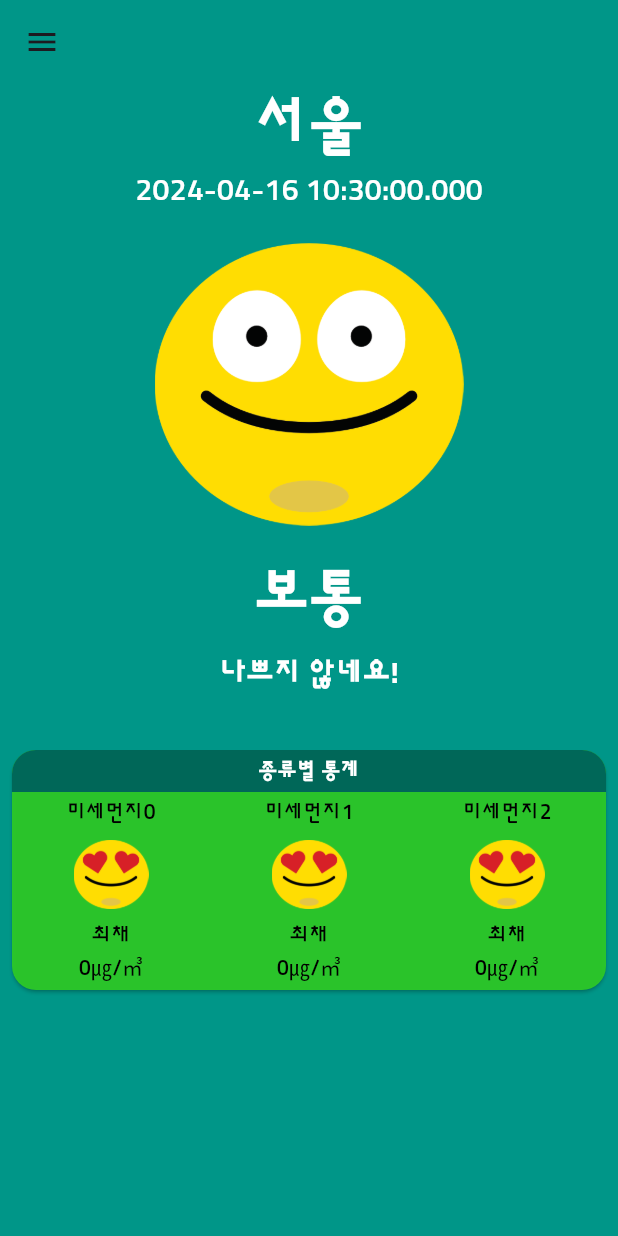
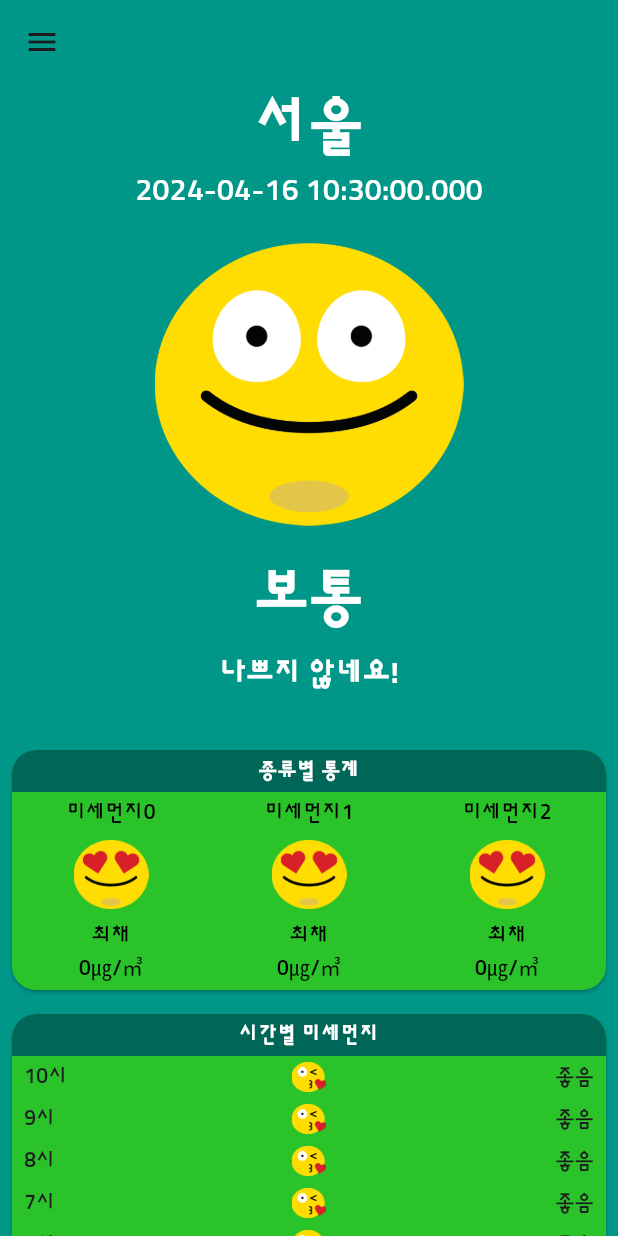
Before and after one commit to Yeonny0723/dusty_dust, a Flutter app: the screen it shows after launch, on a phone screen of 412 x 824 dp. Run offline on Flutter 3.47's test engine with Material 3 defaults, Android fonts, the phone set to English and light mode, and no system bars; our stand-ins replace hive; accounts and stored records are empty.

Commit message:
feat: 파일 분리 및 시간별 미세먼지 위젯 제작

```diff
--- /dev/null
+++ b/lib/component/card_title.dart
@@ -0,0 +1,26 @@
+import 'package:dusty_dust/const/colors.dart';
+import 'package:flutter/material.dart';
+
+class CardTitle extends StatelessWidget {
+  final String title;
+  const CardTitle({super.key, required this.title});
+
+  @override
+  Widget build(BuildContext context) {
+    return Container(
+        decoration: BoxDecoration(
+            color: darkColor,
+            borderRadius: BorderRadius.only(
+              topLeft: Radius.circular(16.0),
+              topRight: Radius.circular(16.0),
+            )),
+        child: Padding(
+            padding: const EdgeInsets.all(4.0),
+            child: Text(
+              title,
+              style:
+                  TextStyle(color: Colors.white, fontWeight: FontWeight.w700),
+              textAlign: TextAlign.center,
+            )));
+  }
+}
--- a/lib/component/category_cart.dart
+++ b/lib/component/category_cart.dart
@@ -1,3 +1,5 @@
+import 'package:dusty_dust/component/card_title.dart';
+import 'package:dusty_dust/component/main_card.dart';
 import 'package:dusty_dust/component/main_stat.dart';
 import 'package:dusty_dust/const/colors.dart';
 import 'package:flutter/material.dart';
@@ -9,39 +11,23 @@ class CategoryCard extends StatelessWidget {
   Widget build(BuildContext context) {
     return SizedBox(
       height: 160,
-      child: Card(
-          margin: EdgeInsets.symmetric(horizontal: 8.0),
-          shape: RoundedRectangleBorder(
-              borderRadius: BorderRadius.all(Radius.circular(16.0))),
-          color: lightColor,
-          child: LayoutBuilder(
-            builder: (context, constraint) {
+      child: MainCard(
+
+          child: LayoutBuilder(builder: (context, constraint) {
             return Column(
               crossAxisAlignment: CrossAxisAlignment.stretch,
               children: [
-                  Container(
-                      decoration: BoxDecoration(
-                          color: darkColor,
-                          borderRadius: BorderRadius.only(
-                            topLeft: Radius.circular(16.0),
-                            topRight: Radius.circular(16.0),
-                          )),
-                      child: Padding(
-                          padding: const EdgeInsets.all(4.0),
-                          child: Text(
-                            '종류별 통계',
-                            style: TextStyle(
-                                color: Colors.white, fontWeight: FontWeight.w700),
-                            textAlign: TextAlign.center,
-                          ))),
+                CardTitle(title: '종류별 통계'),
                 Expanded(
                   child: ListView(
                       scrollDirection: Axis.horizontal,
-                        physics: PageScrollPhysics(), // 옆으로 스크롤 시 그 다음 페이지로 넘어가는 것처럼 보이게 함
+                      physics:
+                          PageScrollPhysics(), // 옆으로 스크롤 시 그 다음 페이지로 넘어가는 것처럼 보이게 함
                       children: List.generate(
                         20,
                         (index) => MainStat(
-                            width: constraint.maxWidth / 3, // 한 슬라이드에 3개의 상태값이 들어가도록 제한하기 위해 현재 context width 의 1/3 너비 설정
+                            width: constraint.maxWidth /
+                                3, // 한 슬라이드에 3개의 상태값이 들어가도록 제한하기 위해 현재 context width 의 1/3 너비 설정
                             category: '미세먼지$index',
                             imgPath: 'asset/img/best.png',
                             level: '최채',
@@ -50,8 +36,7 @@ class CategoryCard extends StatelessWidget {
                 )
               ],
             );
-            }
-          )),
+          })),
     );
   }
 }
--- /dev/null
+++ b/lib/component/main_card.dart
@@ -0,0 +1,18 @@
+import 'package:dusty_dust/const/colors.dart';
+import 'package:flutter/material.dart';
+
+class MainCard extends StatelessWidget {
+  final Widget child; // 외부에서 child 받을 때
+  const MainCard({super.key, required this.child});
+
+  @override
+  Widget build(BuildContext context) {
+    return Card(
+      margin: EdgeInsets.symmetric(horizontal: 8.0),
+      shape: RoundedRectangleBorder(
+          borderRadius: BorderRadius.all(Radius.circular(16.0))),
+      color: lightColor,
+      child: child,
+    );
+  }
+}
--- a/lib/screen/home_screen.dart
+++ b/lib/screen/home_screen.dart
@@ -1,5 +1,7 @@
+import 'package:dusty_dust/component/card_title.dart';
 import 'package:dusty_dust/component/category_cart.dart';
 import 'package:dusty_dust/component/main_app_bar.dart';
+import 'package:dusty_dust/component/main_card.dart';
 import 'package:dusty_dust/component/main_drawer.dart';
 import 'package:dusty_dust/component/main_stat.dart';
 import 'package:dusty_dust/const/colors.dart';
@@ -22,6 +24,41 @@ class HomeScreen extends StatelessWidget {
                 crossAxisAlignment: CrossAxisAlignment.stretch,
                 children: [
                   CategoryCard(),
+                  const SizedBox(
+                    height: 16.0,
+                  ),
+                  MainCard(
+                      child: Column(
+                    crossAxisAlignment: CrossAxisAlignment.stretch,
+                    children: [
+                      CardTitle(title: '시간별 미세먼지'),
+                      Column(
+                          children: List.generate(24, (index) {
+                        final now = DateTime.now();
+                        final hour = now.hour;
+                        int currentHour = hour - index;
+
+                        if (currentHour < 0) {
+                          currentHour += 24;
+                        }
+                        return Padding(
+                          padding: const EdgeInsets.symmetric(horizontal: 8.0, vertical: 4.0),
+                          child: Row(
+                            children: [ // children 내 모든 child가 같은 너비를 갖도록 하려면 Expanded로 감쌈 (spaceBetween x)
+                              Expanded(child: Text('$currentHour시')),
+                              Expanded(
+                                child: Image.asset(
+                                  'asset/img/good.png',
+                                  height: 20.0,
+                                ),
+                              ),
+                              Expanded(child: Text('좋음', textAlign: TextAlign.right,))
+                            ],
+                          ),
+                        );
+                      }))
+                    ],
+                  ))
                 ],
               ),
             )
```
Lines whose indentation alone changed are shown as unchanged.
